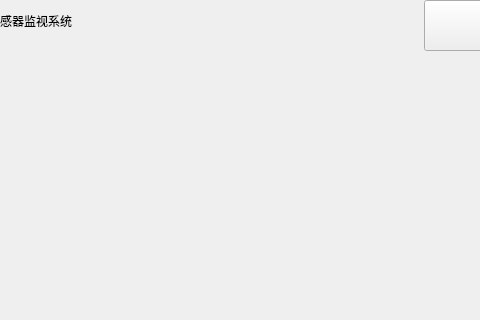
Old version of the form app/QAttitudeSensor/mainwindow.ui in the repository xicser/imx6ull_desktop; both pictures show x 320 to 800 and y 0 to 320 of the 800 by 480 pixel window.
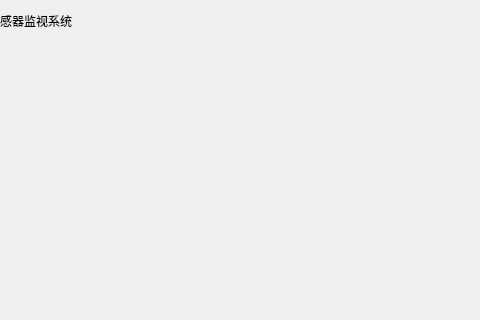
New version of the form.

Diff of the .ui file:
```diff
--- a/app/QAttitudeSensor/mainwindow.ui
+++ b/app/QAttitudeSensor/mainwindow.ui
@@ -122,22 +122,6 @@
      <string>三轴角速度（x, y, z）：</string>
     </property>
    </widget>
-   <widget class="QPushButton" name="btn_exit">
-    <property name="geometry">
-     <rect>
-      <x>744</x>
-      <y>0</y>
-      <width>61</width>
-      <height>51</height>
-     </rect>
-    </property>
-    <property name="focusPolicy">
-     <enum>Qt::NoFocus</enum>
-    </property>
-    <property name="text">
-     <string/>
-    </property>
-   </widget>
   </widget>
  </widget>
  <layoutdefault spacing="6" margin="11"/>
```
